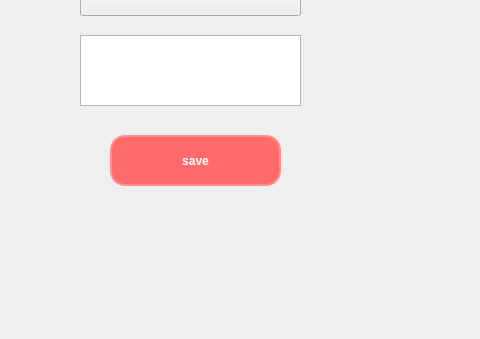
Qt form 3_Solution/Client/DummyChefInterface/clientpreferencesdialog.ui (CiocAlexandru/2025_CAM_DummyChef) before a commit; both pictures show x 0 to 480 and y 425 to 764 of the 923 by 764 pixel window.
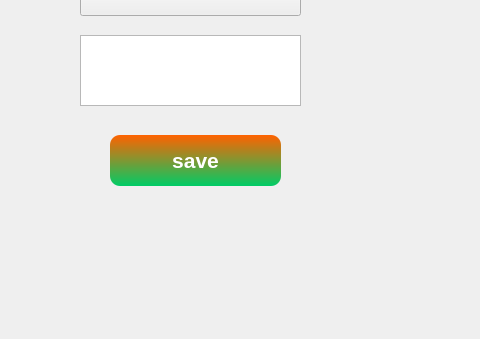
The same form after that commit.

What changed in the file:
```diff
--- a/3_Solution/Client/DummyChefInterface/clientpreferencesdialog.ui
+++ b/3_Solution/Client/DummyChefInterface/clientpreferencesdialog.ui
@@ -24,13 +24,15 @@
    </property>
    <property name="styleSheet">
     <string notr="true">QPushButton {
-    background-color: #FF6B6B;  /* Culoare primară */
-    color: white;
-    border-radius: 15px;
-    padding: 10px 20px;
-    border: 2px solid #FF8E8E;
-    font-weight: bold;
-    min-width: 120px;
+    background: qlineargradient(x1:0, y1:0, x2:0, y2:1, stop:0 #FF6200, stop:1 #00CC66);
+    color: #FFFFFF;
+    border-radius: 10px;
+    border: none;
+    padding: 5px;
+    font-family: &quot;Poppins&quot;;
+    font-size: 16pt;
+    font-weight: 600;
+    box-shadow: 2px 2px 5px rgba(0, 0, 0, 0.3);
 }
 
 QPushButton:hover {
```
Left out of the diff: 6 changed lines with no effect on the pictures.
